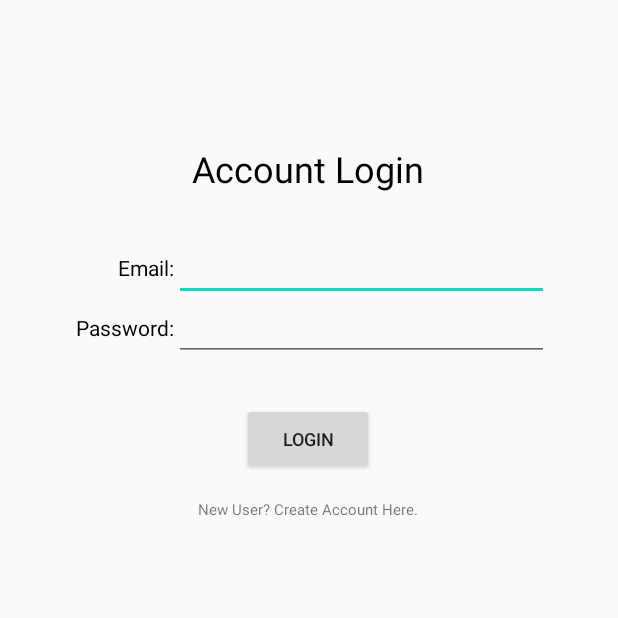
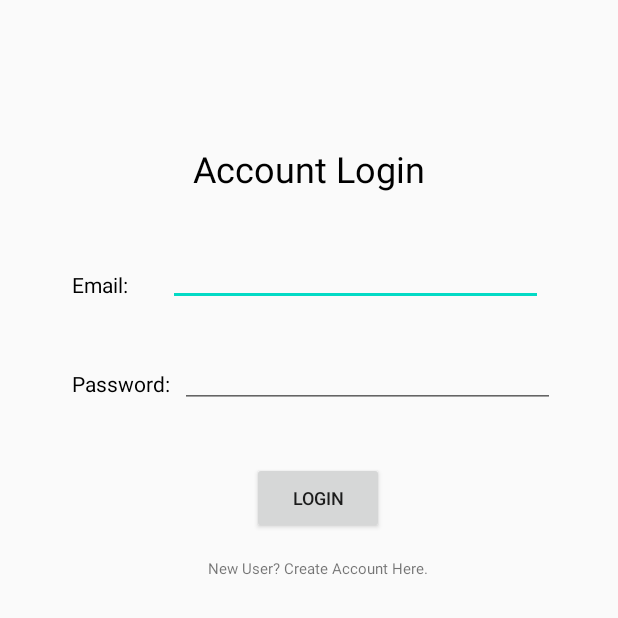
Before and after one commit to anthony-trinh/Sunshine-Medical-Clinic, an Android app: the Login screen opened directly, with no data from a screen before it, on a phone screen of 412 x 824 dp, the top half of it. Run offline under Robolectric (Android 15) with nearby library versions, the phone set to English and light mode, and no system bars; our stand-ins replace Firebase (no records; nobody signed in at launch, a user with empty details on screens opened directly).

Commit message:
Finished BookingSuccess fragment, and fixed constraints on activities to be more visually appealing.

```diff
--- a/app/src/main/AndroidManifest.xml
+++ b/app/src/main/AndroidManifest.xml
@@ -18,7 +18,7 @@
         android:theme="@style/AppTheme">
         <activity android:name=".Login"/>
         <activity android:name=".Register" />
-        <activity android:name=".bookingSuccess" />
+        <activity android:name=".BookingSuccess" />
         <!--
              The API key for Google Maps-based APIs is defined as a string resource.
              (See the file "res/values/google_maps_api.xml").
--- a/app/src/main/res/layout/activity_login.xml
+++ b/app/src/main/res/layout/activity_login.xml
@@ -8,10 +8,11 @@
 
     <TextView
         android:id="@+id/txtTitle"
-        android:layout_width="wrap_content"
-        android:layout_height="wrap_content"
+        android:layout_width="316dp"
+        android:layout_height="32dp"
         android:layout_marginTop="96dp"
         android:text="@string/account_login"
+        android:textAlignment="center"
         android:textColor="#000000"
         android:textSize="24sp"
         app:layout_constraintEnd_toEndOf="parent"
@@ -23,19 +24,21 @@
         android:id="@+id/logEmail"
         android:layout_width="250dp"
         android:layout_height="wrap_content"
-        android:layout_marginStart="116dp"
-        android:layout_marginTop="32dp"
+        android:layout_marginStart="64dp"
+        android:layout_marginTop="36dp"
         android:autofillHints=""
         android:ems="10"
         android:inputType="textEmailAddress"
         android:textSize="14sp"
-        app:layout_constraintStart_toStartOf="parent"
+        app:layout_constraintStart_toStartOf="@+id/txtTitle"
         app:layout_constraintTop_toBottomOf="@+id/txtTitle" />
 
     <EditText
         android:id="@+id/logPswd"
         android:layout_width="250dp"
         android:layout_height="wrap_content"
+        android:layout_marginStart="8dp"
+        android:layout_marginTop="28dp"
         android:autofillHints=""
         android:ems="10"
         android:inputType="textPassword"
@@ -47,33 +50,35 @@
         android:id="@+id/txtPswd"
         android:layout_width="wrap_content"
         android:layout_height="wrap_content"
-        android:layout_marginTop="8dp"
+        android:layout_marginTop="48dp"
         android:text="@string/password"
         android:textColor="#000000"
-        app:layout_constraintEnd_toStartOf="@+id/logPswd"
-        app:layout_constraintTop_toTopOf="@+id/logPswd" />
+        app:layout_constraintStart_toStartOf="@+id/txtEmail"
+        app:layout_constraintTop_toBottomOf="@+id/txtEmail" />
 
     <Button
         android:id="@+id/btnLogin"
         android:layout_width="wrap_content"
         android:layout_height="wrap_content"
-        android:layout_marginTop="28dp"
+        android:layout_marginStart="120dp"
+        android:layout_marginTop="36dp"
         android:text="@string/login"
         android:textSize="12sp"
-        app:layout_constraintEnd_toEndOf="parent"
-        app:layout_constraintHorizontal_bias="0.498"
-        app:layout_constraintStart_toStartOf="parent"
+        app:layout_constraintStart_toStartOf="@+id/txtPswd"
         app:layout_constraintTop_toBottomOf="@+id/logPswd" />
 
     <TextView
         android:id="@+id/txtEmail"
-        android:layout_width="wrap_content"
-        android:layout_height="wrap_content"
-        android:layout_marginTop="8dp"
+        android:layout_width="64dp"
+        android:layout_height="18dp"
+        android:layout_marginStart="16dp"
+        android:layout_marginTop="52dp"
         android:text="@string/email"
         android:textColor="#000000"
         app:layout_constraintEnd_toStartOf="@+id/logEmail"
-        app:layout_constraintTop_toTopOf="@+id/logEmail" />
+        app:layout_constraintHorizontal_bias="1.0"
+        app:layout_constraintStart_toStartOf="@+id/txtTitle"
+        app:layout_constraintTop_toBottomOf="@+id/txtTitle" />
 
     <TextView
         android:id="@+id/txtRegister"
--- a/app/src/main/res/values/styles.xml
+++ b/app/src/main/res/values/styles.xml
@@ -32,5 +32,10 @@
         <item>"Bloor-Christie"</item>
     </string-array>
 
+    <string-array name="clinicAddresses">
+        <item>"45-123 Hurontario Street, Mississauga, ON, Canada"</item>
+        <item>"69-420 Christie Street, Toronto, ON, Canada"</item>
+    </string-array>
+
 
 </resources>
```
Also changed, not shown: app/src/main/java/com/example/sunshinemedicalclinic/BookAppointment.java (+15 -4 lines), app/src/main/java/com/example/sunshinemedicalclinic/BookingSuccess.java (added, +82 -0 lines), app/src/main/java/com/example/sunshinemedicalclinic/bookingSuccess.java (deleted, +0 -22 lines), app/src/main/res/layout/activity_booking_success.xml (+41 -1 lines), app/src/main/res/layout/activity_my_account.xml (+14 -4 lines), app/src/main/res/layout/activity_register.xml (+28 -14 lines).
